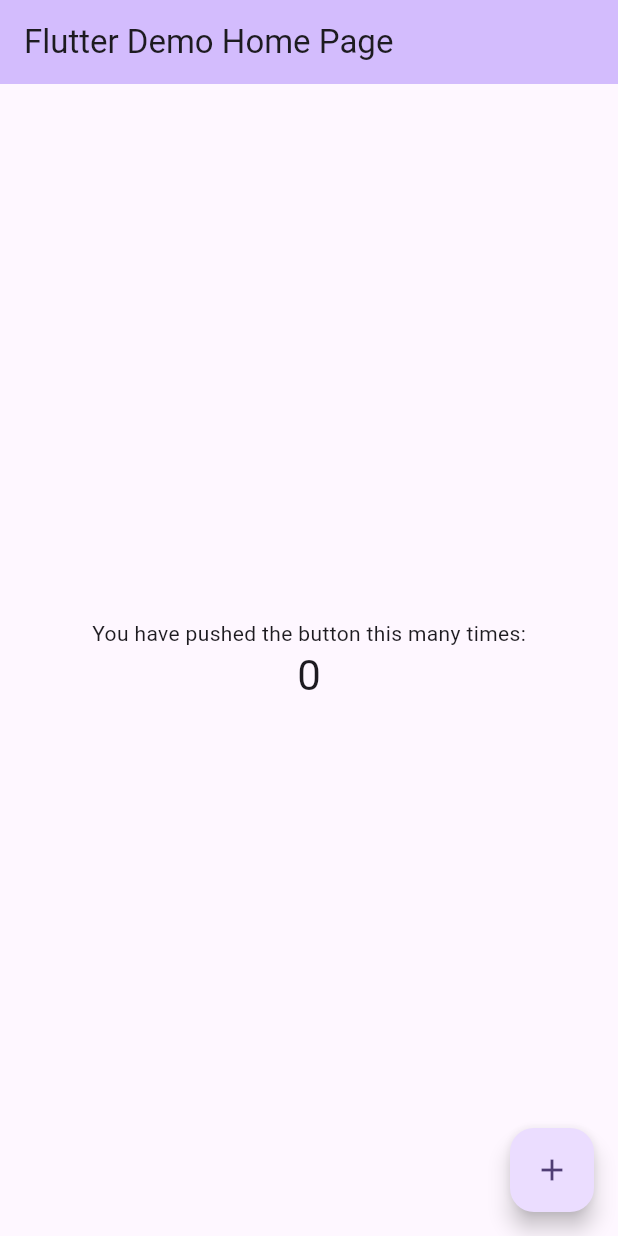
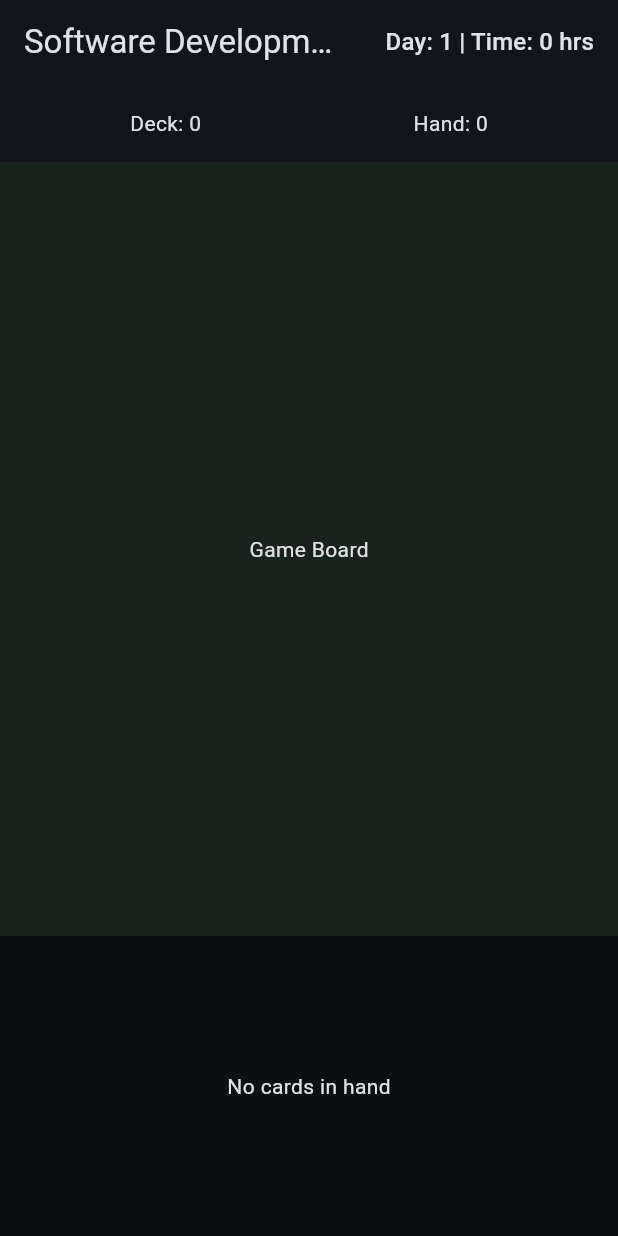
Before and after one commit to Norbert515/roguelike_deckbuilder, a Flutter app: the screen it shows after launch, on a phone screen of 412 x 824 dp. Run offline on Flutter 3.47's test engine with Material 3 defaults, Android fonts, the phone set to English and light mode, and no system bars.

Commit message:
Refactor main application structure to implement a card game interface. Introduced GameScreen widget, updated app title and theme, and added game state management. Integrated card handling and display logic. Updated project settings for desktop compatibility.

```diff
--- a/lib/main.dart
+++ b/lib/main.dart
@@ -1,4 +1,5 @@
 import 'package:flutter/material.dart';
+import 'models/card.dart';
 
 void main() {
   runApp(const MyApp());
@@ -7,116 +8,127 @@ void main() {
 class MyApp extends StatelessWidget {
   const MyApp({super.key});
 
-  // This widget is the root of your application.
   @override
   Widget build(BuildContext context) {
     return MaterialApp(
-      title: 'Flutter Demo',
+      title: 'Card Game',
       theme: ThemeData(
-        // This is the theme of your application.
-        //
-        // TRY THIS: Try running your application with "flutter run". You'll see
-        // the application has a purple toolbar. Then, without quitting the app,
-        // try changing the seedColor in the colorScheme below to Colors.green
-        // and then invoke "hot reload" (save your changes or press the "hot
-        // reload" button in a Flutter-supported IDE, or press "r" if you used
-        // the command line to start the app).
-        //
-        // Notice that the counter didn't reset back to zero; the application
-        // state is not lost during the reload. To reset the state, use hot
-        // restart instead.
-        //
-        // This works for code too, not just values: Most code changes can be
-        // tested with just a hot reload.
-        colorScheme: ColorScheme.fromSeed(seedColor: Colors.deepPurple),
+        colorScheme: ColorScheme.fromSeed(seedColor: Colors.blue, brightness: Brightness.dark),
+        useMaterial3: true,
       ),
-      home: const MyHomePage(title: 'Flutter Demo Home Page'),
+      home: const GameScreen(),
     );
   }
 }
 
-class MyHomePage extends StatefulWidget {
-  const MyHomePage({super.key, required this.title});
-
-  // This widget is the home page of your application. It is stateful, meaning
-  // that it has a State object (defined below) that contains fields that affect
-  // how it looks.
-
-  // This class is the configuration for the state. It holds the values (in this
-  // case the title) provided by the parent (in this case the App widget) and
-  // used by the build method of the State. Fields in a Widget subclass are
-  // always marked "final".
-
-  final String title;
+class GameScreen extends StatefulWidget {
+  const GameScreen({super.key});
 
   @override
-  State<MyHomePage> createState() => _MyHomePageState();
+  State<GameScreen> createState() => _GameScreenState();
 }
 
-class _MyHomePageState extends State<MyHomePage> {
-  int _counter = 0;
+class _GameScreenState extends State<GameScreen> {
+  List<GameCard> hand = [];
+  List<GameCard> deck = [];
+  int currentDay = 1;
+  int totalTime = 0;
 
-  void _incrementCounter() {
-    setState(() {
-      // This call to setState tells the Flutter framework that something has
-      // changed in this State, which causes it to rerun the build method below
-      // so that the display can reflect the updated values. If we changed
-      // _counter without calling setState(), then the build method would not be
-      // called again, and so nothing would appear to happen.
-      _counter++;
-    });
+  @override
+  void initState() {
+    super.initState();
+    _initializeGame();
+  }
+
+  void _initializeGame() {
+    // TODO: Initialize the game state, deck, and starting hand
   }
 
   @override
   Widget build(BuildContext context) {
-    // This method is rerun every time setState is called, for instance as done
-    // by the _incrementCounter method above.
-    //
-    // The Flutter framework has been optimized to make rerunning build methods
-    // fast, so that you can just rebuild anything that needs updating rather
-    // than having to individually change instances of widgets.
     return Scaffold(
       appBar: AppBar(
-        // TRY THIS: Try changing the color here to a specific color (to
-        // Colors.amber, perhaps?) and trigger a hot reload to see the AppBar
-        // change color while the other colors stay the same.
-        backgroundColor: Theme.of(context).colorScheme.inversePrimary,
-        // Here we take the value from the MyHomePage object that was created by
-        // the App.build method, and use it to set our appbar title.
-        title: Text(widget.title),
+        title: const Text('Software Development Card Game'),
+        actions: [
+          Center(
+            child: Padding(
+              padding: const EdgeInsets.symmetric(horizontal: 16.0),
+              child: Text('Day: $currentDay | Time: $totalTime hrs', style: Theme.of(context).textTheme.titleMedium),
+            ),
+          ),
+        ],
       ),
-      body: Center(
-        // Center is a layout widget. It takes a single child and positions it
-        // in the middle of the parent.
+      body: Column(
+        children: [
+          // Player stats area
+          Container(
+            padding: const EdgeInsets.all(16.0),
+            child: Row(
+              mainAxisAlignment: MainAxisAlignment.spaceAround,
+              children: [Text('Deck: ${deck.length}'), Text('Hand: ${hand.length}')],
+            ),
+          ),
+
+          // Game board area
+          Expanded(
+            child: Container(color: Colors.green.withOpacity(0.1), child: const Center(child: Text('Game Board'))),
+          ),
+
+          // Hand area
+          Container(
+            height: 200,
+            padding: const EdgeInsets.all(16.0),
+            color: Colors.black26,
+            child:
+                hand.isEmpty
+                    ? const Center(child: Text('No cards in hand'))
+                    : ListView.builder(
+                      scrollDirection: Axis.horizontal,
+                      itemCount: hand.length,
+                      itemBuilder: (context, index) {
+                        return _buildCard(hand[index]);
+                      },
+                    ),
+          ),
+        ],
+      ),
+    );
+  }
+
+  Widget _buildCard(GameCard card) {
+    return Container(
+      width: 150,
+      margin: const EdgeInsets.symmetric(horizontal: 8.0),
+      decoration: BoxDecoration(
+        color: _getCardColor(card.type),
+        borderRadius: BorderRadius.circular(8.0),
+        boxShadow: [BoxShadow(color: Colors.black.withOpacity(0.2), blurRadius: 4, offset: const Offset(0, 2))],
+      ),
+      child: Padding(
+        padding: const EdgeInsets.all(8.0),
         child: Column(
-          // Column is also a layout widget. It takes a list of children and
-          // arranges them vertically. By default, it sizes itself to fit its
-          // children horizontally, and tries to be as tall as its parent.
-          //
-          // Column has various properties to control how it sizes itself and
-          // how it positions its children. Here we use mainAxisAlignment to
-          // center the children vertically; the main axis here is the vertical
-          // axis because Columns are vertical (the cross axis would be
-          // horizontal).
-          //
-          // TRY THIS: Invoke "debug painting" (choose the "Toggle Debug Paint"
-          // action in the IDE, or press "p" in the console), to see the
-          // wireframe for each widget.
-          mainAxisAlignment: MainAxisAlignment.center,
-          children: <Widget>[
-            const Text('You have pushed the button this many times:'),
-            Text(
-              '$_counter',
-              style: Theme.of(context).textTheme.headlineMedium,
-            ),
+          crossAxisAlignment: CrossAxisAlignment.start,
+          children: [
+            Text(card.name, style: const TextStyle(fontWeight: FontWeight.bold, fontSize: 16)),
+            Text(card.type.toString(), style: const TextStyle(fontSize: 12, fontStyle: FontStyle.italic)),
+            const Spacer(),
+            Text('Time: ${card.timeTaken}hrs'),
           ],
         ),
       ),
-      floatingActionButton: FloatingActionButton(
-        onPressed: _incrementCounter,
-        tooltip: 'Increment',
-        child: const Icon(Icons.add),
-      ), // This trailing comma makes auto-formatting nicer for build methods.
     );
   }
+
+  Color _getCardColor(CardType type) {
+    switch (type) {
+      case CardType.marketing:
+        return Colors.blue.shade200;
+      case CardType.feature:
+        return Colors.green.shade200;
+      case CardType.utility:
+        return Colors.orange.shade200;
+      case CardType.bug:
+        return Colors.red.shade200;
+    }
+  }
 }
--- /dev/null
+++ b/lib/models/card.dart
@@ -0,0 +1,56 @@
+enum CardType {
+  marketing,
+  feature,
+  utility,
+  bug;
+
+  @override
+  String toString() {
+    return name[0].toUpperCase() + name.substring(1).toLowerCase();
+  }
+}
+
+class GameCard {
+  final String name;
+  final CardType type;
+  final String onResolve;
+  final String onPlay;
+  final int timeTaken;
+  final String flavorText;
+  final String assetPath;
+
+  const GameCard({
+    required this.name,
+    required this.type,
+    required this.onResolve,
+    required this.onPlay,
+    required this.timeTaken,
+    required this.flavorText,
+    required this.assetPath,
+  });
+
+  @override
+  String toString() {
+    return 'GameCard(name: $name, type: $type, timeTaken: $timeTaken)';
+  }
+
+  GameCard copyWith({
+    String? name,
+    CardType? type,
+    String? onResolve,
+    String? onPlay,
+    int? timeTaken,
+    String? flavorText,
+    String? assetPath,
+  }) {
+    return GameCard(
+      name: name ?? this.name,
+      type: type ?? this.type,
+      onResolve: onResolve ?? this.onResolve,
+      onPlay: onPlay ?? this.onPlay,
+      timeTaken: timeTaken ?? this.timeTaken,
+      flavorText: flavorText ?? this.flavorText,
+      assetPath: assetPath ?? this.assetPath,
+    );
+  }
+}
```
Also changed, not shown: lib/widgets/card_deck.dart (added, +110 -0 lines), lib/widgets/card_hand.dart (added, +97 -0 lines), lib/widgets/game_card_widget.dart (added, +44 -0 lines), assets/cards/Buggy_Commit.png (added), assets/cards/Build_in_Public.png (added), assets/cards/Dark_Mode.png (added), assets/cards/Infinite_Scroll.png (added), assets/cards/Known_Issue.png (added).
